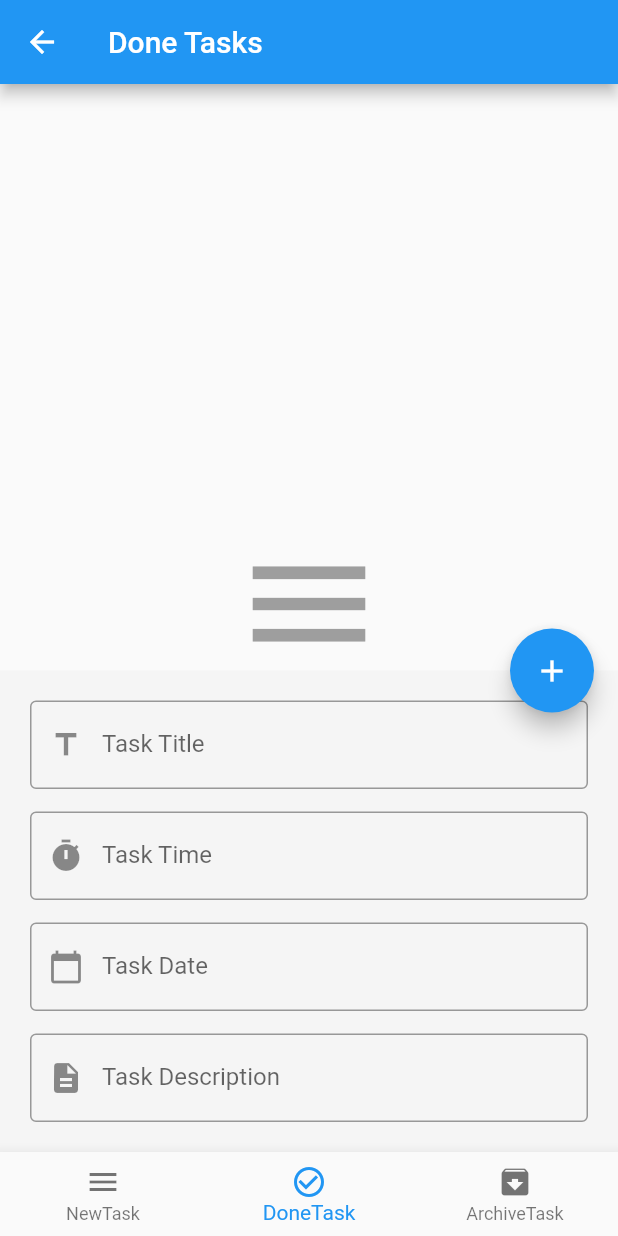
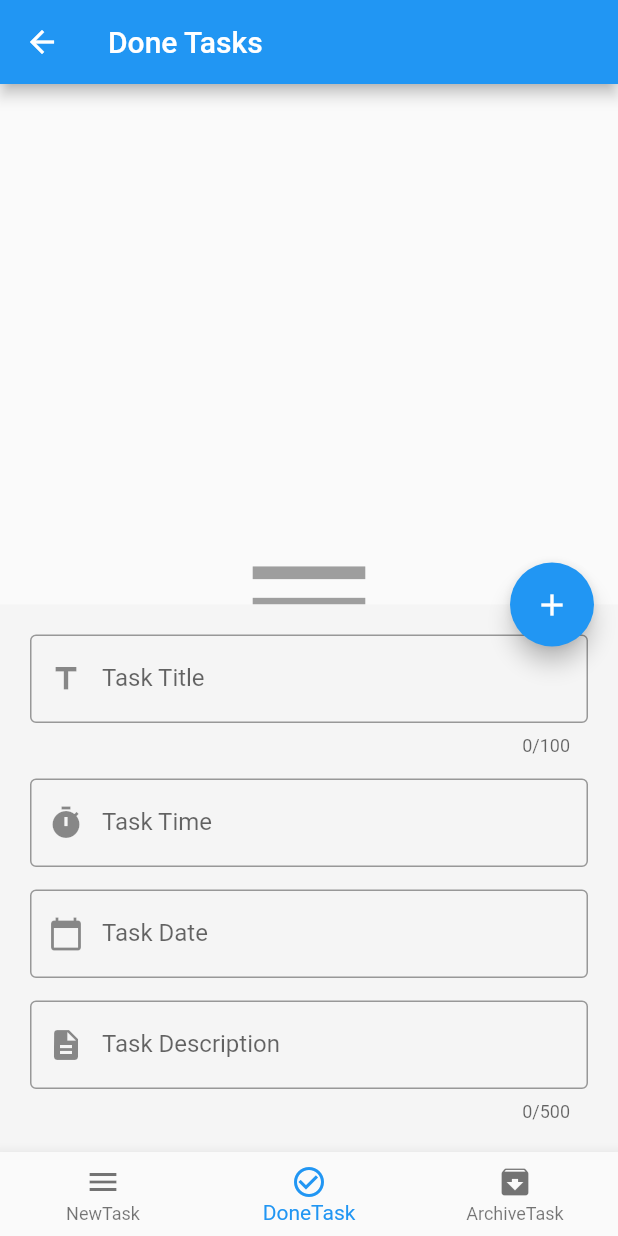
Before and after one commit to MahmoudNabil14/ToDo, a Flutter app: the screen it shows after launch, item 2 of the bottom bar chosen, after a tap on the "edit" icon, on a phone screen of 412 x 824 dp. Run offline on Flutter 3.47's test engine with Material 2 defaults, Android fonts, the light colour scheme and no system bars; our stand-ins replace bloc, buildcondition, flutter_bloc, flutter_local_notifications, flutter_native_timezone, rxdart and 2 more; accounts and stored records are empty.

Commit message:
edit from home

```diff
--- a/lib/layout/home_layout/cubit/app_cubit.dart
+++ b/lib/layout/home_layout/cubit/app_cubit.dart
@@ -1,11 +1,11 @@
 import 'package:bloc/bloc.dart';
 import 'package:first_flutter_app/layout/home_layout/cubit/app_states.dart';
 import 'package:first_flutter_app/modules/archived_task_screen/archived_task_screen.dart';
-import 'package:first_flutter_app/modules/home_layout_done_task/done_task_screen.dart';
-import 'package:first_flutter_app/modules/home_layout_new_task/new_task_screen.dart';
+import 'package:first_flutter_app/modules/new_task_screen/new_task_screen.dart';
 import 'package:flutter/material.dart';
 import 'package:flutter_bloc/flutter_bloc.dart';
 import 'package:sqflite/sqflite.dart';
+import '../../../modules/done_task_screen/done_task_screen.dart';
 
 class AppCubit extends Cubit<AppStates>{
 
@@ -23,8 +23,8 @@ class AppCubit extends Cubit<AppStates>{
 
   List<Widget> screens = [
     newTask(),
-    doneTask(),
-    archivedTask(),
+    DoneTask(),
+    ArchivedTask(),
   ];
 
   List<Map> newTasks = [];
@@ -46,7 +46,7 @@ class AppCubit extends Cubit<AppStates>{
       onCreate: (database, version)
       {
         print('database created');
-         database.execute('CREATE TABLE tasks (id INTEGER PRIMARY KEY, title TEXT, date TEXT, time TEXT, status TEXT, description TEXT)').then((value) {
+         database.execute('CREATE TABLE tasks (id INTEGER PRIMARY KEY, title TEXT, date TEXT, time TEXT, status TEXT, description TEXT, alarmSound TEXT)').then((value) {
            print('table created');
          });
       },
@@ -99,7 +99,7 @@ class AppCubit extends Cubit<AppStates>{
      });
   }
 
-  void UpdateData ({
+  void updateTaskStatus ({
     required String status,
     required int id,
   })async
@@ -114,7 +114,20 @@ class AppCubit extends Cubit<AppStates>{
     });
   }
 
-  void DeleteData ({
+  void updateTaskData ({
+    required String description,
+    required int id,
+  })async
+  {
+    database.rawUpdate("UPDATE tasks SET description = ? WHERE id = ?",
+      ['$description',id],).then((value) {
+      emit(AppChangeStatus());
+      getDataFromDatabase(database);
+      emit(AppUpdateDatabaseState());
+    });
+  }
+
+  void deleteData ({
     required int id,
   })async
   {
--- a/lib/layout/home_layout/cubit/app_states.dart
+++ b/lib/layout/home_layout/cubit/app_states.dart
@@ -9,3 +9,6 @@ class AppDeleteDatabaseState extends AppStates{}
 class AppChangeBottomSheetState extends AppStates{}
 class AppChangeTasksState extends AppStates{}
 class AppChangeStatus extends AppStates{}
+class AppEditTaskStatus extends AppStates{}
+class AppEditAlarmStatus extends AppStates{}
+class AppEditFormFieldStatus extends AppStates{}
--- a/lib/layout/home_layout/home_screen.dart
+++ b/lib/layout/home_layout/home_screen.dart
@@ -3,46 +3,39 @@ import 'package:first_flutter_app/layout/home_layout/cubit/app_cubit.dart';
 import 'package:first_flutter_app/layout/home_layout/cubit/app_states.dart';
 import 'package:first_flutter_app/layout/notification_manager.dart';
 import 'package:first_flutter_app/shared/components/components.dart';
-import 'package:flutter/cupertino.dart';
 import 'package:flutter/material.dart';
 import 'package:flutter_bloc/flutter_bloc.dart';
 import 'package:intl/intl.dart';
 
-
 class HomeLayout extends StatelessWidget {
-
   var scaffoldKey = GlobalKey<ScaffoldState>();
   var formKey = GlobalKey<FormState>();
   var titleController = TextEditingController();
   var dateController = TextEditingController();
   var timeController = TextEditingController();
   var descriptionController = TextEditingController();
-  late String stdateTime;
-  late DateTime dateTime;
+  late String dateAndTime;
+  var date;
+  late DateTime notificationDateTime;
+  bool alarmSound = true;
 
   @override
   Widget build(BuildContext context) {
-    return BlocProvider(
-      create: (BuildContext context) => AppCubit()..createDatabase(),
-      child: BlocConsumer<AppCubit, AppStates>(
-          listener: (context, states) {
-            if(states is AppInsertDatabaseState){
+    return BlocConsumer<AppCubit, AppStates>(listener: (context, states) {
+      if (states is AppInsertDatabaseState) {
         Navigator.pop(context);
         AppCubit.get(context).ChangeIndex(0);
         titleController.text = '';
         dateController.text = '';
         timeController.text = '';
         descriptionController.text = '';
-
       }
-          },
-          builder: (context, states) {
+    }, builder: (context, states) {
       AppCubit cubit = AppCubit.get(context);
       return Scaffold(
         key: scaffoldKey,
         appBar: AppBar(
           title: Text(cubit.titles[cubit.currentIndex]),
-
         ),
         body: BuildCondition(
           condition: true,
@@ -52,21 +45,24 @@ class HomeLayout extends StatelessWidget {
         floatingActionButton: FloatingActionButton(
           onPressed: () {
             if (cubit.isBottomSheetShown) {
-                    if (formKey.currentState!.validate())  {
+              if (formKey.currentState!.validate()) {
                 cubit.insertToDatabase(
                   date: dateController.text,
-                        title: titleController.text,
+                  title: titleController.text.toUpperCase(),
                   time: timeController.text,
                   description: descriptionController.text,
                 );
                 NotificationManager.displayNotification(titleController.text);
-                      NotificationManager.scheduledNotification(dateTime, titleController.text,descriptionController.text);
-                      print(dateTime);
+                NotificationManager.scheduledNotification(notificationDateTime,
+                    titleController.text, descriptionController.text);
+                dateAndTime = DateFormat('yyyy/MM/dd').format(date) +
+                    " " +
+                    timeController.text;
+                notificationDateTime =
+                    DateFormat('yyyy/MM/dd HH:mm').parse(dateAndTime);
               }
-                  }
-                  else {
-                    scaffoldKey.currentState!.showBottomSheet((context) =>
-                        Container(
+            } else {
+              scaffoldKey.currentState!.showBottomSheet((context) => Container(
                         color: Colors.grey[100],
                         padding: EdgeInsets.all(20.0),
                         child: Form(
@@ -77,6 +73,7 @@ class HomeLayout extends StatelessWidget {
                               mainAxisSize: MainAxisSize.min,
                               children: [
                                 defaultFormField(
+                                  maxLength: 100,
                                   controller: titleController,
                                   type: TextInputType.text,
                                   validate: (String value) {
@@ -88,7 +85,7 @@ class HomeLayout extends StatelessWidget {
                                   label: 'Task Title',
                                   prefix: Icons.title,
                                 ),
-                                  SizedBox(
+                                const SizedBox(
                                   height: 15.0,
                                 ),
                                 defaultFormField(
@@ -114,7 +111,7 @@ class HomeLayout extends StatelessWidget {
                                   label: 'Task Time',
                                   prefix: Icons.timer,
                                 ),
-                                  SizedBox(
+                                const SizedBox(
                                   height: 15.0,
                                 ),
                                 defaultFormField(
@@ -126,13 +123,12 @@ class HomeLayout extends StatelessWidget {
                                             context: context,
                                             initialDate: DateTime.now(),
                                             firstDate: DateTime.now(),
-                                          lastDate: DateTime.parse('2050-12-30')
-                                      ).then((value) {
+                                            lastDate:
+                                                DateTime.parse('2050-12-30'))
+                                        .then((value) {
+                                      date = value;
                                       dateController.text =
                                           DateFormat.yMMMd().format(value!);
-                                        stdateTime = DateFormat('yyyy/MM/dd').format(value) +" "+ timeController.text;
-                                        dateTime = DateFormat('yyyy/MM/dd HH:mm').parse(stdateTime);
-
                                     });
                                   },
                                   validate: (String value) {
@@ -144,15 +140,14 @@ class HomeLayout extends StatelessWidget {
                                   label: 'Task Date',
                                   prefix: Icons.calendar_today,
                                 ),
-                                  SizedBox(
+                                const SizedBox(
                                   height: 15.0,
                                 ),
                                 defaultFormField(
+                                  maxLength: 500,
                                   controller: descriptionController,
                                   type: TextInputType.text,
-                                    validate: (String value) {
-
-                                    },
+                                  validate: (String value) {},
                                   label: 'Task Description',
                                   prefix: Icons.description,
                                 ),
@@ -161,13 +156,12 @@ class HomeLayout extends StatelessWidget {
                           ),
                         ),
                       )).closed.then((value) {
-                      cubit.ChangeBottomSheetState(isShow:false, icon:Icons.edit);
+                cubit.ChangeBottomSheetState(isShow: false, icon: Icons.edit);
               });
-                    cubit.ChangeBottomSheetState(isShow:true, icon:Icons.add);
+              cubit.ChangeBottomSheetState(isShow: true, icon: Icons.add);
             }
           },
           child: Icon(cubit.fabIcon),
-
         ),
         bottomNavigationBar: BottomNavigationBar(
           currentIndex: cubit.currentIndex,
@@ -175,18 +169,14 @@ class HomeLayout extends StatelessWidget {
             cubit.ChangeIndex(index);
           },
           items: [
+            BottomNavigationBarItem(icon: Icon(Icons.menu), label: 'NewTask'),
             BottomNavigationBarItem(
-                      icon: Icon(Icons.menu), label: 'NewTask'),
-                  BottomNavigationBarItem(
-                      icon: Icon(Icons.check_circle_outline),
-                      label: 'DoneTask'),
+                icon: Icon(Icons.check_circle_outline), label: 'DoneTask'),
             BottomNavigationBarItem(
                 icon: Icon(Icons.archive), label: 'ArchiveTask'),
-
           ],
         ),
       );
-          }),
-    );
+    });
   }
 }
--- a/lib/main.dart
+++ b/lib/main.dart
@@ -1,8 +1,11 @@
 import 'package:bloc/bloc.dart';
+import 'package:first_flutter_app/layout/home_layout/cubit/app_cubit.dart';
 import 'package:first_flutter_app/layout/home_layout/home_screen.dart';
 import 'package:first_flutter_app/shared/bloc_observer.dart';
 import 'package:flutter/material.dart';
+import 'package:flutter_bloc/flutter_bloc.dart';
 import 'layout/notification_manager.dart';
+
 
 void main()
 {
@@ -16,12 +19,19 @@ void main()
 
 class MyApp extends StatelessWidget
 {
+  static final navigatorKey = GlobalKey<NavigatorState>();
   @override
   Widget build(BuildContext context)
   {
-    return MaterialApp(
-      debugShowCheckedModeBanner: false,
-      home: HomeLayout(),
+    return MultiBlocProvider(
+      providers: [BlocProvider(create: (BuildContext context) => AppCubit()..createDatabase()
+      )
+      ],
+      child: MaterialApp(
+        navigatorKey: navigatorKey,
+        debugShowCheckedModeBanner: false,
+        home: HomeLayout(),
+      ),
     );
   }
 
--- a/lib/modules/archived_task_screen/archived_task_screen.dart
+++ b/lib/modules/archived_task_screen/archived_task_screen.dart
@@ -5,7 +5,7 @@ import 'package:first_flutter_app/shared/components/constants.dart';
 import 'package:flutter/material.dart';
 import 'package:flutter_bloc/flutter_bloc.dart';
 
-class archivedTask extends StatelessWidget {
+class ArchivedTask extends StatelessWidget {
 
 
   @override
--- /dev/null
+++ b/lib/modules/done_task_screen/done_task_screen.dart
@@ -0,0 +1,23 @@
+import 'package:first_flutter_app/layout/home_layout/cubit/app_cubit.dart';
+import 'package:first_flutter_app/layout/home_layout/cubit/app_states.dart';
+import 'package:first_flutter_app/shared/components/components.dart';
+import 'package:flutter/material.dart';
+import 'package:flutter_bloc/flutter_bloc.dart';
+
+class DoneTask extends StatelessWidget {
+
+  @override
+  Widget build(BuildContext context) {
+    return BlocConsumer<AppCubit, AppStates>(
+      listener: (context, states) {},
+      builder: (context, states) {
+        var tasks = AppCubit
+            .get(context)
+            .doneTasks;
+        return itemBuilder(tasks: tasks);
+      },
+    );
+
+
+  }
+}
--- a/lib/modules/home_layout_done_task/done_task_screen.dart
+++ /dev/null
@@ -1,24 +0,0 @@
-import 'package:first_flutter_app/layout/home_layout/cubit/app_cubit.dart';
-import 'package:first_flutter_app/layout/home_layout/cubit/app_states.dart';
-import 'package:first_flutter_app/shared/components/components.dart';
-import 'package:first_flutter_app/shared/components/constants.dart';
-import 'package:flutter/material.dart';
-import 'package:flutter_bloc/flutter_bloc.dart';
-
-class doneTask extends StatelessWidget {
-
-  @override
-  Widget build(BuildContext context) {
-    return BlocConsumer<AppCubit, AppStates>(
-      listener: (context, states) {},
-      builder: (context, states) {
-        var tasks = AppCubit
-            .get(context)
-            .doneTasks;
-        return itemBuilder(tasks: tasks);
-      },
-    );
-
-
-  }
-}
--- a/pubspec.yaml
+++ b/pubspec.yaml
@@ -36,6 +36,7 @@ dependencies:
   flutter_bloc: ^7.0.1
   rxdart: ^0.27.3
   flutter_native_timezone: ^2.0.0
+  get: ^4.6.1
 
 dev_dependencies:
   flutter_test:
```
Also changed, not shown: lib/modules/task_details_screen.dart (added, +134 -0 lines), lib/shared/components/components.dart (+14 -7 lines), lib/modules/new_task_screen/new_task_screen.dart (renamed from lib/modules/home_layout_new_task/new_task_screen.dart), pubspec.lock, 2 other files. Lines whose indentation alone changed are shown as unchanged.
